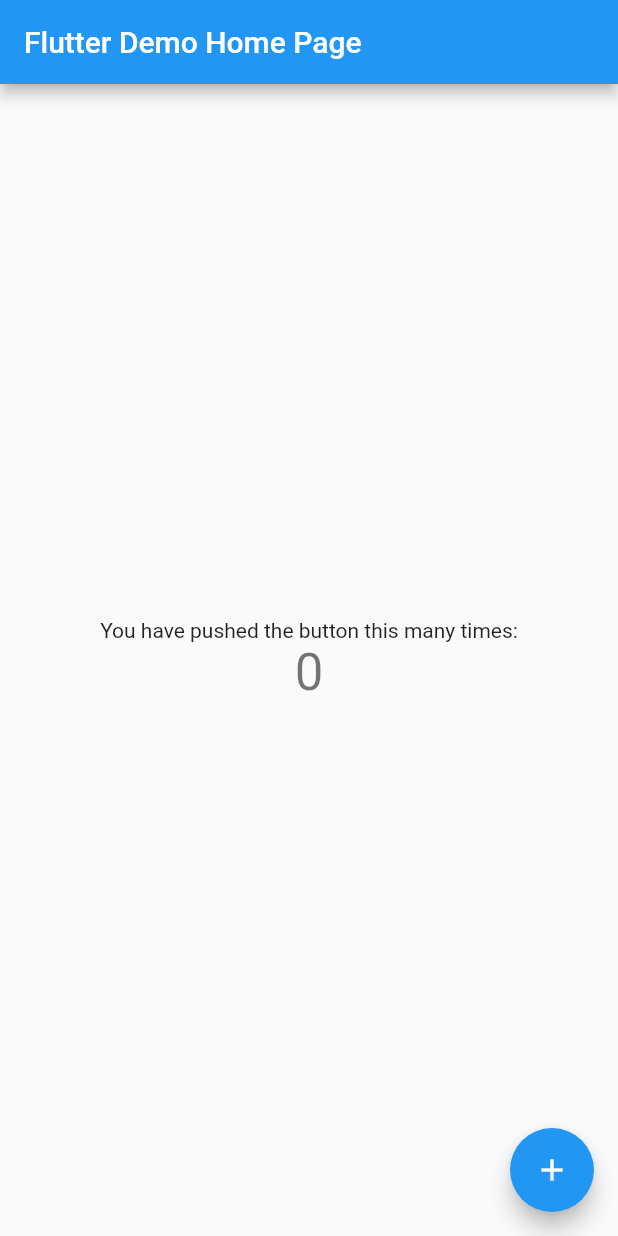
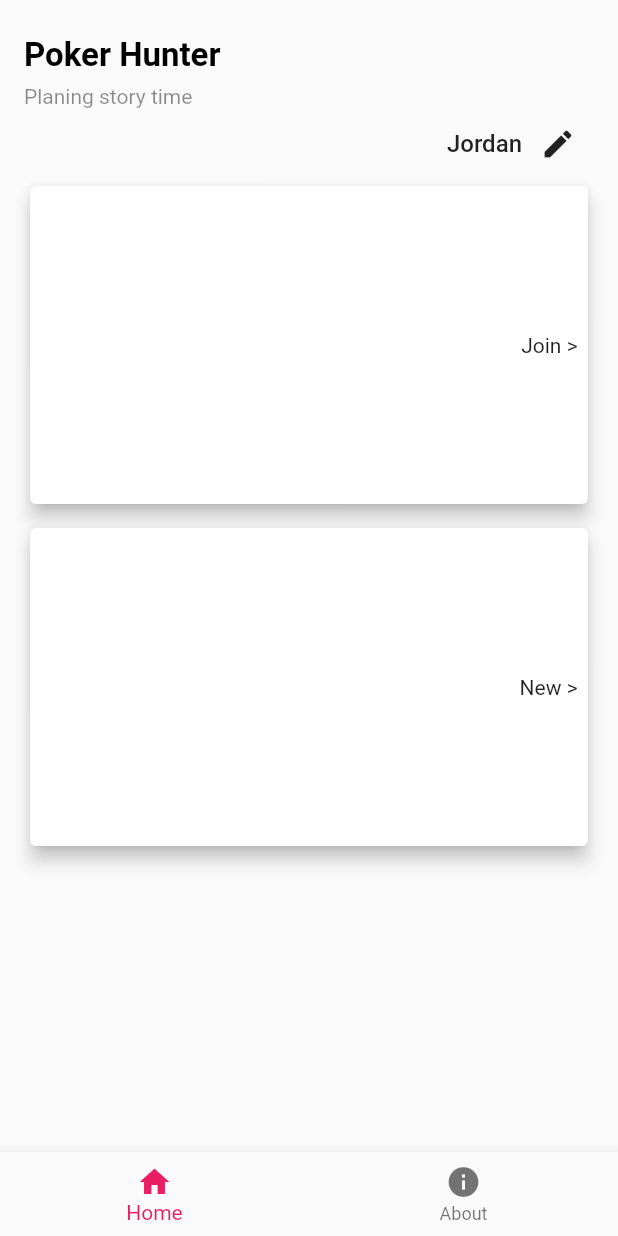
Before and after one commit to Yoneya-ohm1221/shalltear, a Flutter app: the screen it shows after launch, on a phone screen of 412 x 824 dp. Run offline on Flutter 3.47's test engine with Material 2 defaults, Android fonts, the phone set to English and light mode, and no system bars; our stand-ins replace firebase_core, shared_preferences; accounts and stored records are empty.

Commit message:
set name and design home page

```diff
--- a/lib/main.dart
+++ b/lib/main.dart
@@ -1,6 +1,14 @@
 import 'package:flutter/material.dart';
+import 'package:firebase_core/firebase_core.dart';
+import 'package:shalltear/ui/bottom_nav/home.dart';
+import 'package:shalltear/ui/bottom_nav/info.dart';
+import 'firebase_options.dart';
 
-void main() {
+void main() async {
+  WidgetsFlutterBinding.ensureInitialized();
+  await Firebase.initializeApp(
+    options: DefaultFirebaseOptions.currentPlatform,
+  );
   runApp(const MyApp());
 }
 
@@ -13,16 +21,7 @@ class MyApp extends StatelessWidget {
     return MaterialApp(
       title: 'Flutter Demo',
       theme: ThemeData(
-        // This is the theme of your application.
-        //
-        // Try running your application with "flutter run". You'll see the
-        // application has a blue toolbar. Then, without quitting the app, try
-        // changing the primarySwatch below to Colors.green and then invoke
-        // "hot reload" (press "r" in the console where you ran "flutter run",
-        // or simply save your changes to "hot reload" in a Flutter IDE).
-        // Notice that the counter didn't reset back to zero; the application
-        // is not restarted.
-        primarySwatch: Colors.blue,
+        primarySwatch: Colors.pink,
       ),
       home: const MyHomePage(title: 'Flutter Demo Home Page'),
     );
@@ -32,15 +31,6 @@ class MyApp extends StatelessWidget {
 class MyHomePage extends StatefulWidget {
   const MyHomePage({Key? key, required this.title}) : super(key: key);
 
-  // This widget is the home page of your application. It is stateful, meaning
-  // that it has a State object (defined below) that contains fields that affect
-  // how it looks.
-
-  // This class is the configuration for the state. It holds the values (in this
-  // case the title) provided by the parent (in this case the App widget) and
-  // used by the build method of the State. Fields in a Widget subclass are
-  // always marked "final".
-
   final String title;
 
   @override
@@ -48,68 +38,32 @@ class MyHomePage extends StatefulWidget {
 }
 
 class _MyHomePageState extends State<MyHomePage> {
-  int _counter = 0;
-
-  void _incrementCounter() {
-    setState(() {
-      // This call to setState tells the Flutter framework that something has
-      // changed in this State, which causes it to rerun the build method below
-      // so that the display can reflect the updated values. If we changed
-      // _counter without calling setState(), then the build method would not be
-      // called again, and so nothing would appear to happen.
-      _counter++;
-    });
-  }
+  int currentIndex = 0;
+  final screen = [
+    const Home(),
+    const Info()
+  ];
 
   @override
   Widget build(BuildContext context) {
-    // This method is rerun every time setState is called, for instance as done
-    // by the _incrementCounter method above.
-    //
-    // The Flutter framework has been optimized to make rerunning build methods
-    // fast, so that you can just rebuild anything that needs updating rather
-    // than having to individually change instances of widgets.
     return Scaffold(
-      appBar: AppBar(
-        // Here we take the value from the MyHomePage object that was created by
-        // the App.build method, and use it to set our appbar title.
-        title: Text(widget.title),
+      body: screen[currentIndex],
+      bottomNavigationBar: BottomNavigationBar(
+        items: const [
+          BottomNavigationBarItem(
+            icon: Icon(Icons.home),
+            label: "Home",
+          ),
+          BottomNavigationBarItem(
+            icon: Icon(Icons.info),
+            label: "About",
+          ),
+        ],
+        currentIndex: currentIndex,
+        onTap: (index) => setState(() {
+          currentIndex = index;
+        }),
       ),
-      body: Center(
-        // Center is a layout widget. It takes a single child and positions it
-        // in the middle of the parent.
-        child: Column(
-          // Column is also a layout widget. It takes a list of children and
-          // arranges them vertically. By default, it sizes itself to fit its
-          // children horizontally, and tries to be as tall as its parent.
-          //
-          // Invoke "debug painting" (press "p" in the console, choose the
-          // "Toggle Debug Paint" action from the Flutter Inspector in Android
-          // Studio, or the "Toggle Debug Paint" command in Visual Studio Code)
-          // to see the wireframe for each widget.
-          //
-          // Column has various properties to control how it sizes itself and
-          // how it positions its children. Here we use mainAxisAlignment to
-          // center the children vertically; the main axis here is the vertical
-          // axis because Columns are vertical (the cross axis would be
-          // horizontal).
-          mainAxisAlignment: MainAxisAlignment.center,
-          children: <Widget>[
-            const Text(
-              'You have pushed the button this many times:',
-            ),
-            Text(
-              '$_counter',
-              style: Theme.of(context).textTheme.headline4,
-            ),
-          ],
-        ),
-      ),
-      floatingActionButton: FloatingActionButton(
-        onPressed: _incrementCounter,
-        tooltip: 'Increment',
-        child: const Icon(Icons.add),
-      ), // This trailing comma makes auto-formatting nicer for build methods.
     );
   }
 }
--- /dev/null
+++ b/lib/ui/bottom_nav/home.dart
@@ -0,0 +1,169 @@
+import 'package:flutter/material.dart';
+import 'package:shared_preferences/shared_preferences.dart';
+
+class Home extends StatefulWidget {
+  const Home({Key? key}) : super(key: key);
+
+  @override
+  State<Home> createState() => _HomeState();
+}
+
+class _HomeState extends State<Home> {
+  String txtName = "";
+  bool validateName = false;
+
+  Future<void> saveName(String name) async {
+    if(name.isNotEmpty){
+      validateName = false;
+      final prefs = await SharedPreferences.getInstance();
+      await prefs.setString('Name', name);
+      await getName();
+    }else{
+      setState(() {
+        validateName = true;
+        FocusManager.instance.primaryFocus?.unfocus();
+      });
+    }
+  }
+
+  Future<void> getName() async {
+    final prefs = await SharedPreferences.getInstance();
+    String name = prefs.getString('Name') ?? "Jordan";
+    setState(() {
+        txtName  = name;
+    });
+  }
+
+
+  @override
+  Widget build(BuildContext context) {
+    final nameController = TextEditingController();
+    getName();
+    return Scaffold(
+      appBar: AppBar(
+        toolbarHeight: 8,
+        backgroundColor: Colors.transparent,
+        elevation: 0.0,
+      ),
+      body: Padding(
+          padding: const EdgeInsets.all(16),
+          child: Column(
+            mainAxisAlignment: MainAxisAlignment.start,
+            crossAxisAlignment: CrossAxisAlignment.start,
+            children: [
+              const Text(
+                "Poker Hunter",
+                style: TextStyle(
+                  color: Colors.black,
+                  fontSize: 22,
+                  fontWeight: FontWeight.bold,
+                ),
+                textAlign: TextAlign.start,
+              ),
+              const SizedBox(
+                height: 6,
+              ),
+              const Text(
+                "Planing story time ",
+                style: TextStyle(color: Colors.black45),
+              ),
+              Row(
+                mainAxisAlignment: MainAxisAlignment.end,
+                children: [
+                  Text(
+                    txtName,
+                    style: TextStyle(fontWeight: FontWeight.w500, fontSize: 16),
+                  ),
+                  IconButton(
+                      onPressed: () {
+                        showModalBottomSheet(
+                            isScrollControlled: true,
+                            shape: RoundedRectangleBorder(
+                              borderRadius: BorderRadius.circular(10.0),
+                            ),
+                            context: context,
+                            builder: (BuildContext context) {
+                              return Padding(
+                                padding: EdgeInsets.only(
+                                    bottom: MediaQuery.of(context)
+                                        .viewInsets
+                                        .bottom),
+                                child: sheetDia(context, nameController),
+                              );
+                            });
+                      },
+                      icon: Icon(Icons.edit))
+                ],
+              ),
+              SizedBox(
+                height: 220,
+                width: double.maxFinite,
+                child: Card(
+                  elevation: 5,
+                  child: Row(
+                    mainAxisAlignment: MainAxisAlignment.end,
+                    children: [Text("Join >  ")],
+                  ),
+                ),
+              ),
+              const SizedBox(
+                height: 8,
+              ),
+              SizedBox(
+                height: 220,
+                width: double.maxFinite,
+                child: Card(
+                  elevation: 5,
+                  child: Row(
+                    mainAxisAlignment: MainAxisAlignment.end,
+                    children: [Text("New >  ")],
+                  ),
+                ),
+              ),
+            ],
+          )),
+    );
+  }
+
+  Container sheetDia(
+      BuildContext context, TextEditingController nameController) {
+    return Container(
+      height: 165,
+      child: Column(
+        mainAxisSize: MainAxisSize.min,
+        children: [
+          Row(
+            mainAxisAlignment: MainAxisAlignment.spaceBetween,
+            children: [
+              IconButton(
+                  onPressed: () => Navigator.pop(context),
+                  icon: const Icon(Icons.close)),
+              const Text("Enter Your Name"),
+              IconButton(
+                  onPressed: () {
+                    saveName(nameController.text);
+                    if(validateName == false){
+                      Navigator.pop(context);
+                    }
+                  },
+                  icon: Icon(Icons.done))
+            ],
+          ),
+          Padding(
+            padding: const EdgeInsets.all(16),
+            child: TextField(
+              decoration: InputDecoration(
+                border: OutlineInputBorder(),
+                labelText: 'Enter Name Here',
+                hintText: 'Enter Name Here',
+                errorText: validateName ? 'Name Can\'t Be Empty' : "" ,
+              ),
+              controller: nameController,
+              autofocus: false,
+            ),
+          )
+        ],
+      ),
+    );
+  }
+}
--- a/pubspec.yaml
+++ b/pubspec.yaml
@@ -34,6 +34,8 @@ dependencies:
   # The following adds the Cupertino Icons font to your application.
   # Use with the CupertinoIcons class for iOS style icons.
   cupertino_icons: ^1.0.2
+  firebase_core: ^1.21.0
+  shared_preferences: ^2.0.15
 
 dev_dependencies:
   flutter_test:
```
Also changed, not shown: lib/ui/bottom_nav/info.dart (added, +21 -0 lines), lib/firebase_options.dart (added), pubspec.lock, 3 other files.
